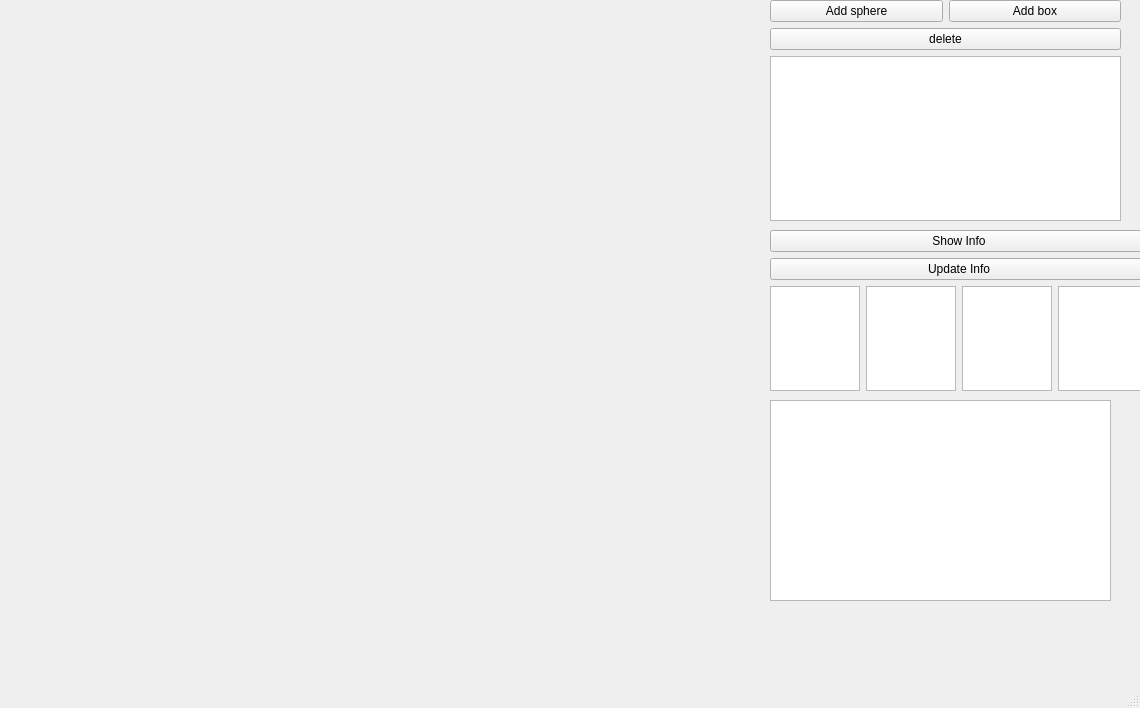
Above: mainwindow.ui from SEFI2/three-d-objects before the change. Below: the same form after it.
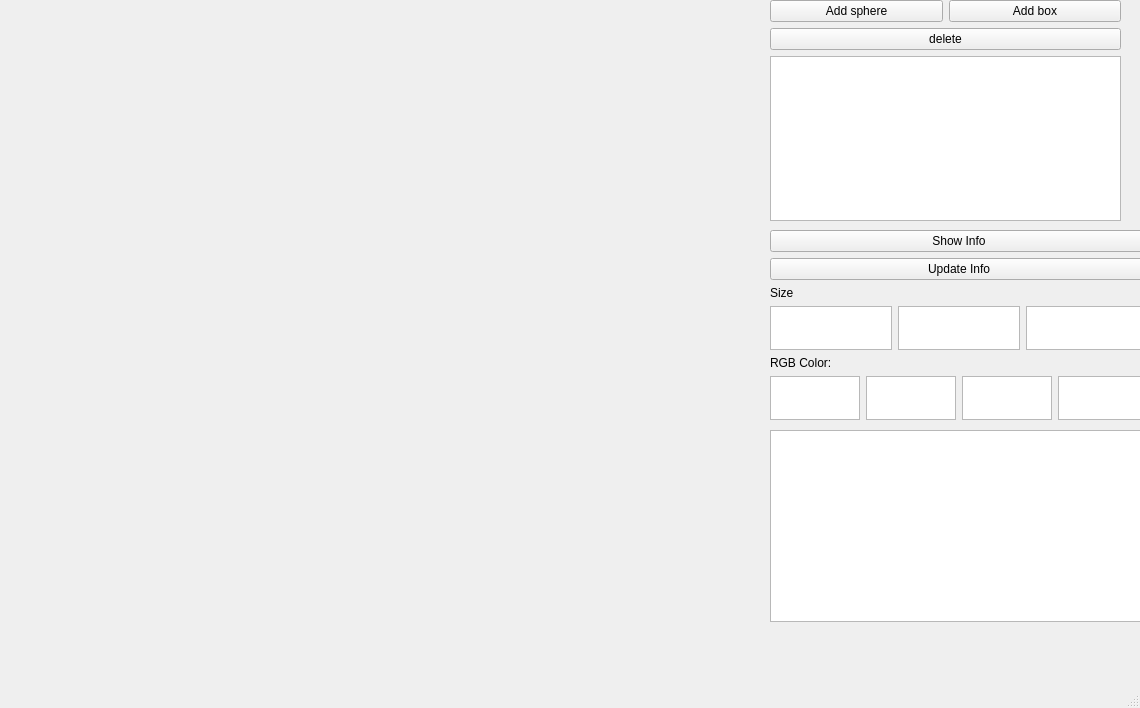
That is the form after the change.

```diff
--- a/mainwindow.ui
+++ b/mainwindow.ui
@@ -75,7 +75,7 @@
       <x>770</x>
       <y>230</y>
       <width>378</width>
-      <height>161</height>
+      <height>191</height>
      </rect>
     </property>
     <layout class="QHBoxLayout" name="horizontalLayout_3">
@@ -95,6 +95,33 @@
          </property>
         </widget>
        </item>
+       <item>
+        <widget class="QLabel" name="label_2">
+         <property name="text">
+          <string>Size</string>
+         </property>
+        </widget>
+       </item>
+       <item>
+        <layout class="QHBoxLayout" name="horizontalLayout_4">
+         <item>
+          <widget class="QTextEdit" name="size1"/>
+         </item>
+         <item>
+          <widget class="QTextEdit" name="size2"/>
+         </item>
+         <item>
+          <widget class="QTextEdit" name="size3"/>
+         </item>
+        </layout>
+       </item>
+       <item>
+        <widget class="QLabel" name="label">
+         <property name="text">
+          <string>RGB Color:</string>
+         </property>
+        </widget>
+       </item>
        <item>
         <layout class="QHBoxLayout" name="horizontalLayout_2">
          <item>
@@ -119,9 +146,9 @@
     <property name="geometry">
      <rect>
       <x>770</x>
-      <y>400</y>
-      <width>341</width>
-      <height>201</height>
+      <y>430</y>
+      <width>381</width>
+      <height>192</height>
      </rect>
     </property>
    </widget>
```
